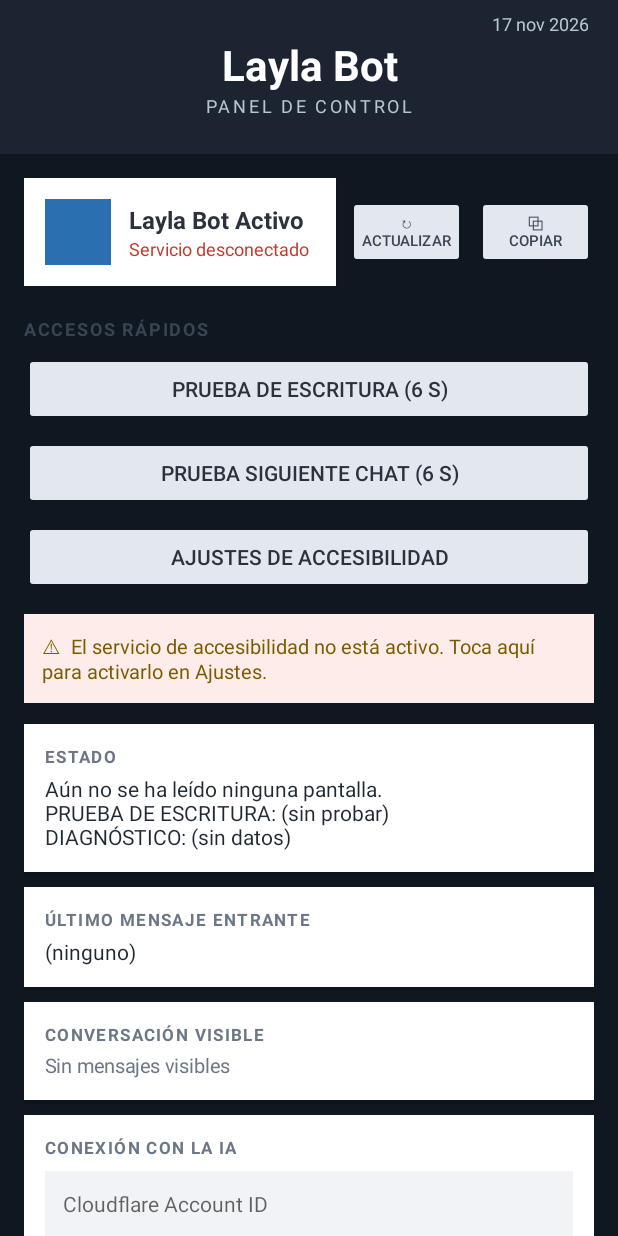
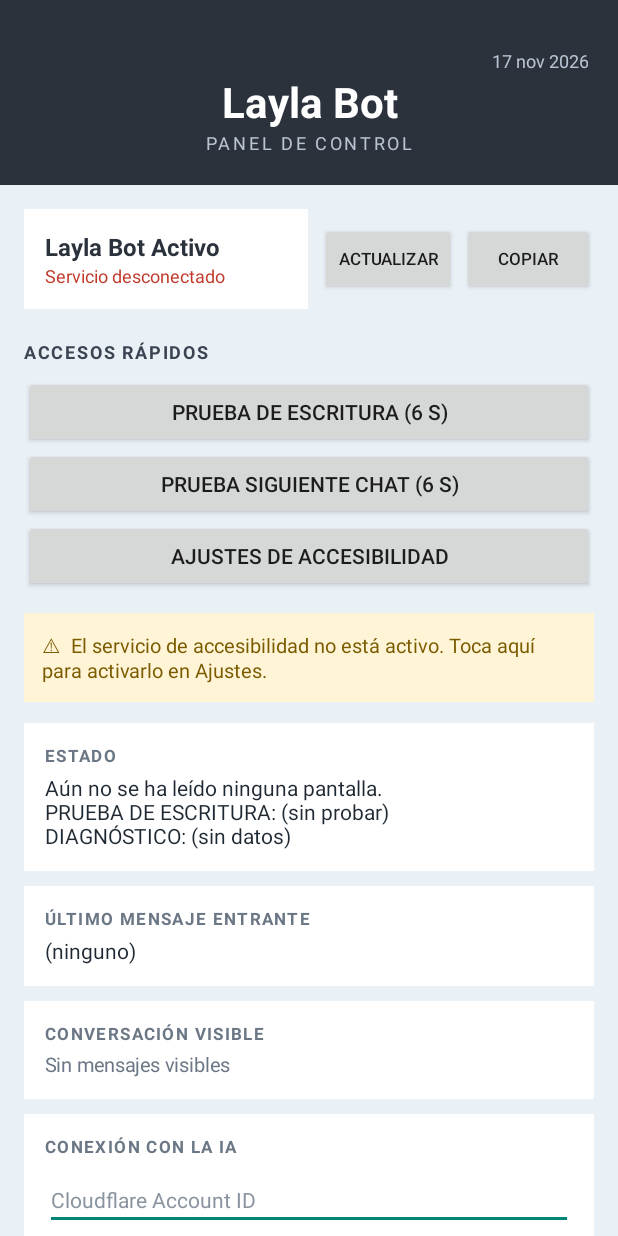
Before and after one commit to thepopis/Layla-Bot, an Android app: the screen it shows after launch (MainActivity), on a phone screen of 412 x 824 dp. Run offline under Robolectric (Android 15) with nearby library versions, the phone set to English and light mode, and no system bars.

Commit message:
Actualizar activity_main.xml

```diff
--- a/app/src/main/res/layout/activity_main.xml
+++ b/app/src/main/res/layout/activity_main.xml
@@ -2,7 +2,7 @@
 <ScrollView xmlns:android="http://schemas.android.com/apk/res/android"
     android:layout_width="match_parent"
     android:layout_height="match_parent"
-    android:background="#0F1720"
+    android:background="#E9F0F6"
     android:fillViewport="true">
 
     <LinearLayout
@@ -14,12 +14,12 @@
         <LinearLayout
             android:layout_width="match_parent"
             android:layout_height="wrap_content"
-            android:background="#1B2430"
+            android:background="#2B323C"
             android:orientation="vertical"
             android:paddingStart="20dp"
-            android:paddingTop="16dp"
+            android:paddingTop="32dp"
             android:paddingEnd="20dp"
-            android:paddingBottom="24dp">
+            android:paddingBottom="20dp">
 
             <TextView
                 android:id="@+id/tv_fecha"
@@ -67,21 +67,8 @@
                     android:layout_height="wrap_content"
                     android:layout_weight="1"
                     android:background="#FFFFFF"
-                    android:elevation="2dp"
-                    android:gravity="center_vertical"
-                    android:orientation="horizontal"
+                    android:orientation="vertical"
                     android:padding="14dp">
-
-                    <View
-                        android:layout_width="44dp"
-                        android:layout_height="44dp"
-                        android:background="#2A6FB0"/>
-
-                    <LinearLayout
-                        android:layout_width="wrap_content"
-                        android:layout_height="wrap_content"
-                        android:layout_marginStart="12dp"
-                        android:orientation="vertical">
 
                     <TextView
                         android:layout_width="wrap_content"
@@ -97,31 +84,22 @@
                         android:layout_height="wrap_content"
                         android:textSize="12sp"/>
                 </LinearLayout>
-                </LinearLayout>
 
                 <Button
                     android:id="@+id/btn_actualizar"
-                    android:layout_width="78dp"
+                    android:layout_width="wrap_content"
                     android:layout_height="wrap_content"
                     android:layout_marginStart="8dp"
-                    android:backgroundTint="#E3E8EF"
-                    android:padding="8dp"
-                    android:stateListAnimator="@null"
-                    android:text="↻\nActualizar"
-                    android:textColor="#3A4452"
-                    android:textSize="10sp"/>
+                    android:text="Actualizar"
+                    android:textSize="11sp"/>
 
                 <Button
                     android:id="@+id/btn_copiar"
-                    android:layout_width="78dp"
+                    android:layout_width="wrap_content"
                     android:layout_height="wrap_content"
-                    android:layout_marginStart="8dp"
-                    android:backgroundTint="#E3E8EF"
-                    android:padding="8dp"
-                    android:stateListAnimator="@null"
-                    android:text="⧉\nCopiar"
-                    android:textColor="#3A4452"
-                    android:textSize="10sp"/>
+                    android:layout_marginStart="4dp"
+                    android:text="Copiar"
+                    android:textSize="11sp"/>
             </LinearLayout>
 
             <!-- Accesos rápidos -->
@@ -139,31 +117,20 @@
             <Button
                 android:id="@+id/btn_prueba"
                 android:layout_width="match_parent"
-                android:layout_height="48dp"
-                android:layout_marginBottom="8dp"
-                android:backgroundTint="#E3E8EF"
-                android:stateListAnimator="@null"
-                android:text="Prueba de escritura (6 s)"
-                android:textColor="#2B323C"/>
+                android:layout_height="wrap_content"
+                android:text="Prueba de escritura (6 s)"/>
 
             <Button
                 android:id="@+id/btn_siguiente"
                 android:layout_width="match_parent"
-                android:layout_height="48dp"
-                android:layout_marginBottom="8dp"
-                android:backgroundTint="#E3E8EF"
-                android:stateListAnimator="@null"
-                android:text="Prueba siguiente chat (6 s)"
-                android:textColor="#2B323C"/>
+                android:layout_height="wrap_content"
+                android:text="Prueba siguiente chat (6 s)"/>
 
             <Button
                 android:id="@+id/btn_ajustes"
                 android:layout_width="match_parent"
-                android:layout_height="48dp"
-                android:backgroundTint="#E3E8EF"
-                android:stateListAnimator="@null"
-                android:text="Ajustes de accesibilidad"
-                android:textColor="#2B323C"/>
+                android:layout_height="wrap_content"
+                android:text="Ajustes de accesibilidad"/>
 
             <!-- Aviso (solo si el servicio está apagado) -->
             <TextView
@@ -171,7 +138,7 @@
                 android:layout_width="match_parent"
                 android:layout_height="wrap_content"
                 android:layout_marginTop="14dp"
-                android:background="#FDECEA"
+                android:background="#FFF4D6"
                 android:padding="12dp"
                 android:text="⚠  El servicio de accesibilidad no está activo. Toca aquí para activarlo en Ajustes."
                 android:textColor="#7A5B00"
@@ -184,7 +151,6 @@
                 android:layout_height="wrap_content"
                 android:layout_marginTop="14dp"
                 android:background="#FFFFFF"
-                android:elevation="2dp"
                 android:orientation="vertical"
                 android:padding="14dp">
 
@@ -212,7 +178,6 @@
                 android:layout_height="wrap_content"
                 android:layout_marginTop="10dp"
                 android:background="#FFFFFF"
-                android:elevation="2dp"
                 android:orientation="vertical"
                 android:padding="14dp">
 
@@ -240,7 +205,6 @@
                 android:layout_height="wrap_content"
                 android:layout_marginTop="10dp"
                 android:background="#FFFFFF"
-                android:elevation="2dp"
                 android:orientation="vertical"
                 android:padding="14dp">
 
@@ -267,7 +231,6 @@
                 android:layout_height="wrap_content"
                 android:layout_marginTop="10dp"
                 android:background="#FFFFFF"
-                android:elevation="2dp"
                 android:orientation="vertical"
                 android:padding="14dp">
 
@@ -285,32 +248,30 @@
                     android:layout_width="match_parent"
                     android:layout_height="wrap_content"
                     android:layout_marginTop="8dp"
-                    android:background="#F1F3F6"
                     android:hint="Cloudflare Account ID"
                     android:inputType="textNoSuggestions"
-                    android:padding="12dp"
+                    android:textColor="#1F2933"
+                    android:textColorHint="#8A94A0"
                     android:textSize="14sp"/>
 
                 <EditText
                     android:id="@+id/et_cf_token"
                     android:layout_width="match_parent"
                     android:layout_height="wrap_content"
-                    android:layout_marginTop="8dp"
-                    android:background="#F1F3F6"
                     android:hint="Cloudflare API Token"
                     android:inputType="textPassword"
-                    android:padding="12dp"
+                    android:textColor="#1F2933"
+                    android:textColorHint="#8A94A0"
                     android:textSize="14sp"/>
 
                 <EditText
                     android:id="@+id/et_api_key"
                     android:layout_width="match_parent"
                     android:layout_height="wrap_content"
-                    android:layout_marginTop="8dp"
-                    android:background="#F1F3F6"
                     android:hint="Gemini API Key (opcional, respaldo)"
                     android:inputType="textPassword"
-                    android:padding="12dp"
+                    android:textColor="#1F2933"
+                    android:textColorHint="#8A94A0"
                     android:textSize="14sp"/>
 
                 <LinearLayout
@@ -322,26 +283,20 @@
                     <Button
                         android:id="@+id/btn_guardar_key"
                         android:layout_width="0dp"
-                        android:layout_height="46dp"
+                        android:layout_height="wrap_content"
                         android:layout_marginEnd="4dp"
                         android:layout_weight="1"
-                        android:backgroundTint="#E3E8EF"
-                        android:stateListAnimator="@null"
-                        android:text="Guardar"
-                        android:textColor="#2B323C"
-                        android:textSize="13sp"/>
+                        android:text="Guardar"/>
 
                     <Button
                         android:id="@+id/btn_probar_ia"
                         android:layout_width="0dp"
-                        android:layout_height="46dp"
+                        android:layout_height="wrap_content"
                         android:layout_marginStart="4dp"
                         android:layout_weight="1"
-                        android:backgroundTint="#2A6FB0"
-                        android:stateListAnimator="@null"
+                        android:backgroundTint="#4C8DF6"
                         android:text="Probar IA"
-                        android:textColor="#FFFFFF"
-                        android:textSize="13sp"/>
+                        android:textColor="#FFFFFF"/>
                 </LinearLayout>
 
                 <TextView
@@ -369,7 +324,6 @@
                 android:layout_height="wrap_content"
                 android:layout_marginTop="10dp"
                 android:background="#FFFFFF"
-                android:elevation="2dp"
                 android:letterSpacing="0.08"
                 android:padding="14dp"
                 android:text="DETALLES TÉCNICOS  ▾"
@@ -384,7 +338,6 @@
                 android:layout_marginTop="4dp"
                 android:layout_marginBottom="24dp"
                 android:background="#FFFFFF"
-                android:elevation="2dp"
                 android:padding="14dp"
                 android:textColor="#1F2933"
                 android:textIsSelectable="true"
```
Lines whose indentation alone changed are shown as unchanged.
